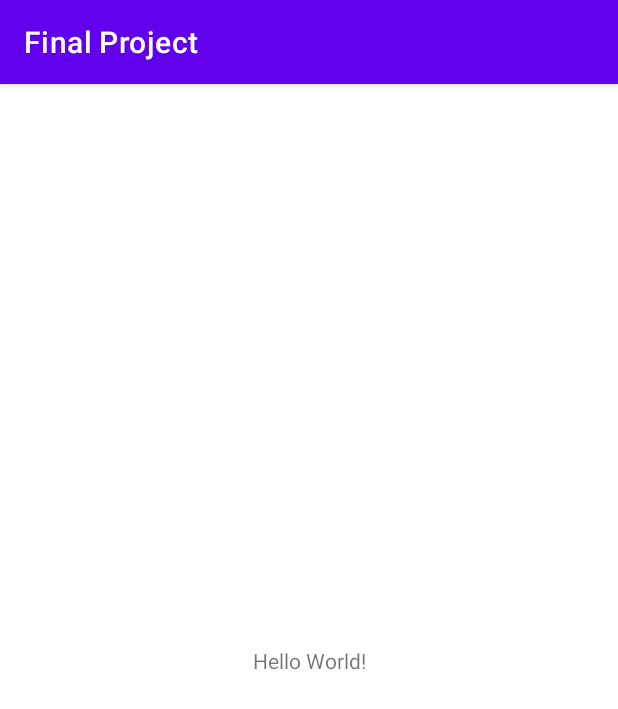
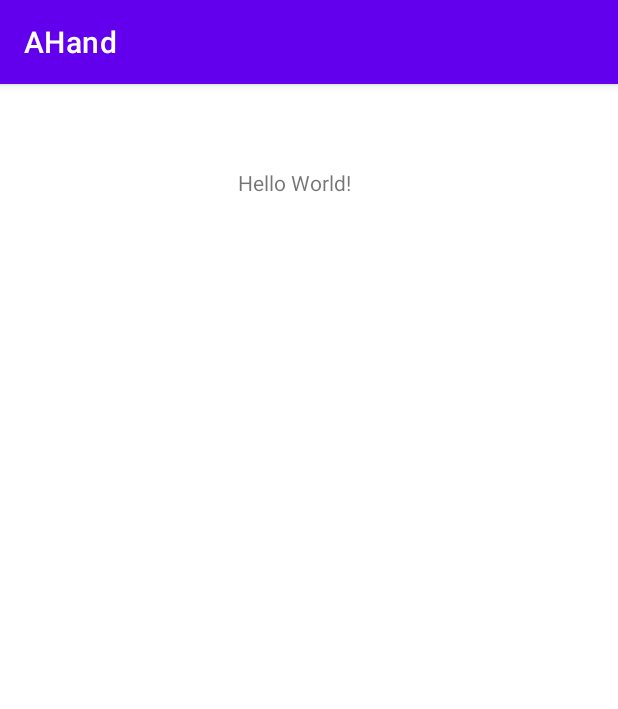
Before and after one commit to azzidahaka/Final-Project-sem-6-, an Android app: the screen it shows after launch (MainActivity), on a phone screen of 412 x 824 dp. Shown: the top 709 px of the screen. Run offline under Robolectric (Android 15) with nearby library versions, the phone set to English and light mode, and no system bars.

Commit message:
string table

```diff
--- a/app/src/main/res/layout/activity_main.xml
+++ b/app/src/main/res/layout/activity_main.xml
@@ -11,8 +11,10 @@
         android:layout_height="wrap_content"
         android:text="Hello World!"
         app:layout_constraintBottom_toBottomOf="parent"
+        app:layout_constraintHorizontal_bias="0.471"
         app:layout_constraintLeft_toLeftOf="parent"
         app:layout_constraintRight_toRightOf="parent"
-        app:layout_constraintTop_toTopOf="parent" />
+        app:layout_constraintTop_toTopOf="parent"
+        app:layout_constraintVertical_bias="0.075" />
 
 </androidx.constraintlayout.widget.ConstraintLayout>
```
Also changed, not shown: app/src/main/res/values/strings.xml (+19 -1 lines), 1 other file.
